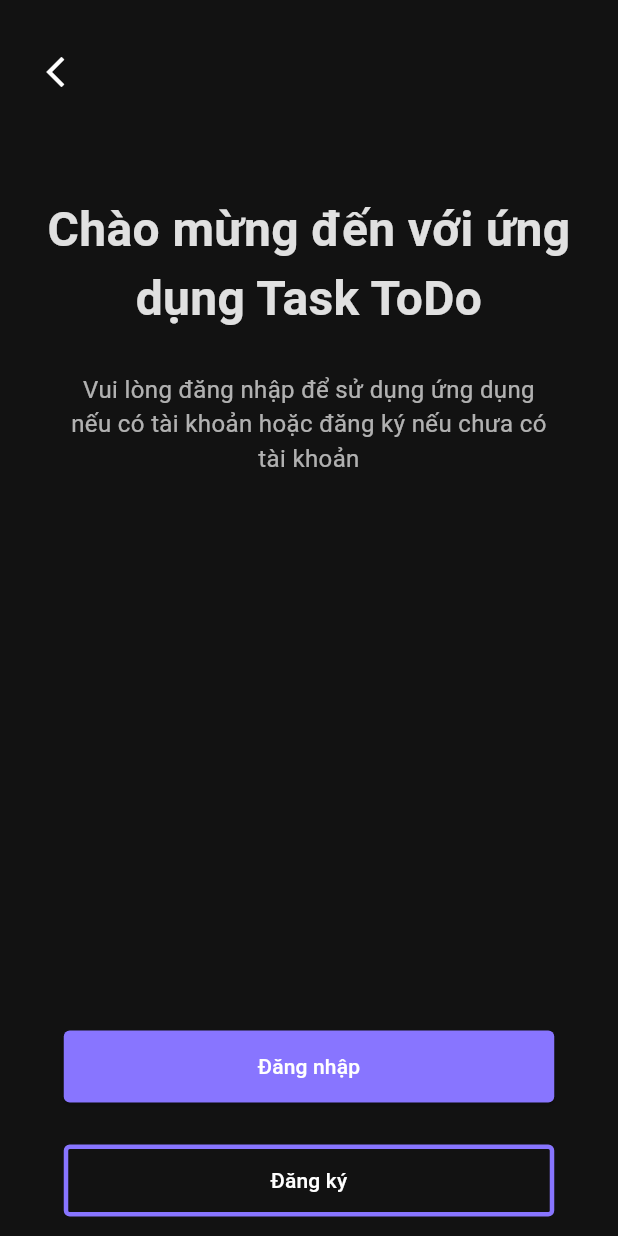
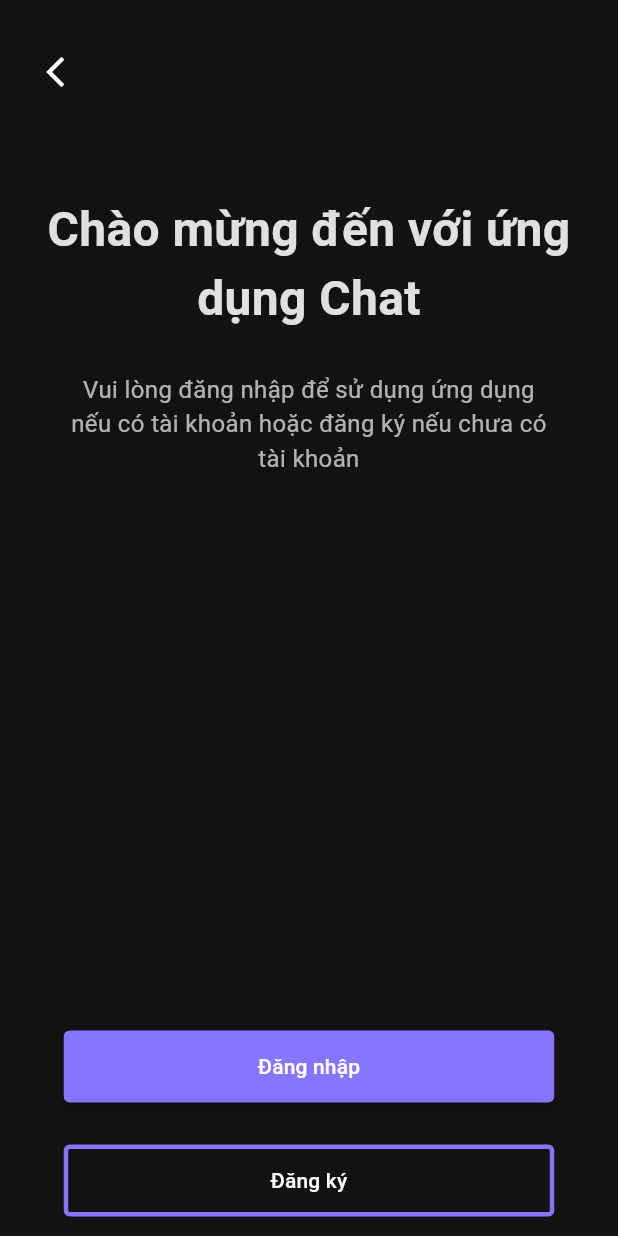
Before and after one commit to nhatminh3004/flutter-app-chat, a Flutter app: the screen it shows after launch, swiped to page 4, on a phone screen of 412 x 824 dp. Run offline on Flutter 3.47's test engine with Material 3 defaults, Android fonts, the phone set to English and light mode, and no system bars; project files that could hold a hidden picture were left out.

Commit message:
test deploy

```diff
--- a/lib/ui/welcomescreen/welcome_screen_page.dart
+++ b/lib/ui/welcomescreen/welcome_screen_page.dart
@@ -62,7 +62,7 @@ class WelcomeScreenPage extends StatelessWidget {
           // color: Colors.yellow,
           child: Text(
             textAlign: TextAlign.center,
-            'Chào mừng đến với ứng dụng Task ToDo',
+            'Chào mừng đến với ứng dụng Chat',
             style: TextStyle(
               fontSize: 32,
               fontWeight: FontWeight.bold,
```
